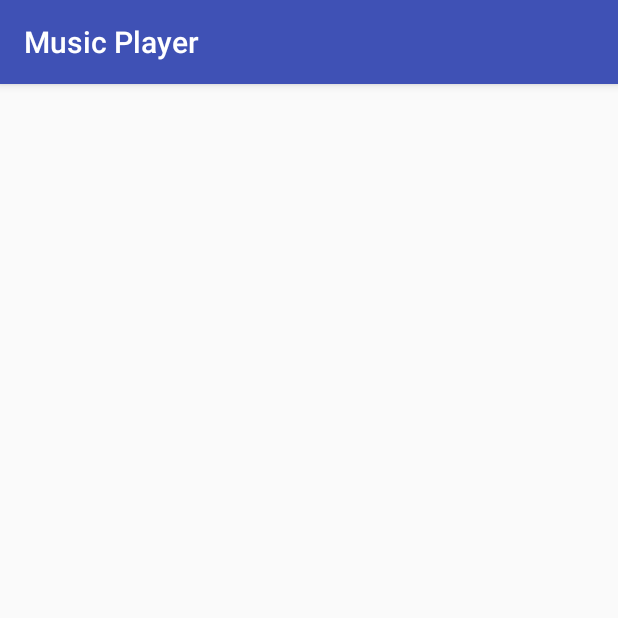
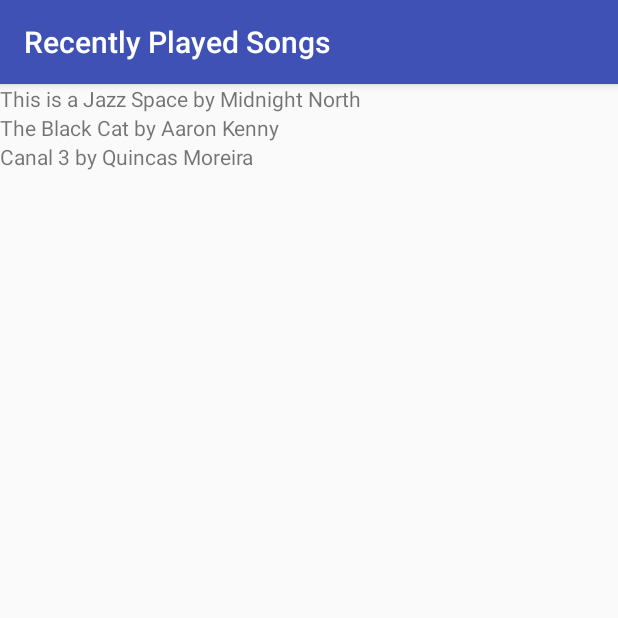
Before and after one commit to MoLeighJackson/MusicPlayer, an Android app: the RecentlyPlayedActivity screen opened directly, with no data from a screen before it, on a phone screen of 412 x 824 dp, the top half of it. Run offline under Robolectric (Android 15) with nearby library versions, the phone set to English and light mode, and no system bars.

Commit message:
Added for loop for recently played songs

```diff
--- a/app/src/main/AndroidManifest.xml
+++ b/app/src/main/AndroidManifest.xml
@@ -19,7 +19,8 @@
         <activity
             android:name=".NowPlayingActivity"
             android:label="Now Playing"></activity>
-        <activity android:name=".RecentlyPlayedActivity"></activity>
+        <activity android:name=".RecentlyPlayedActivity"
+            android:label="@string/recently_played"></activity>
     </application>
 
 </manifest>
--- a/app/src/main/java/com/example/moleigh/musicplayer/RecentlyPlayedActivity.java
+++ b/app/src/main/java/com/example/moleigh/musicplayer/RecentlyPlayedActivity.java
@@ -2,6 +2,10 @@ package com.example.moleigh.musicplayer;
 
 import android.support.v7.app.AppCompatActivity;
 import android.os.Bundle;
+import android.widget.LinearLayout;
+import android.widget.TextView;
+
+import java.util.ArrayList;
 
 public class RecentlyPlayedActivity extends AppCompatActivity {
 
@@ -11,10 +15,18 @@ public class RecentlyPlayedActivity extends AppCompatActivity {
         setContentView(R.layout.activity_recently_played);
 
         //create an array of songs
-        String[] tracks = new String[3];
-        tracks[0] = "This is a Jazz Space by Midnight North";
-        tracks[1] = "The Black Cat by Aaron Kenny";
-        tracks[2] = "Canal 3 by Quincas Moreira";
+        ArrayList<String> tracks = new ArrayList<String>();
+        tracks.add("This is a Jazz Space by Midnight North");
+        tracks.add("The Black Cat by Aaron Kenny");
+        tracks.add("Canal 3 by Quincas Moreira");
 
+        LinearLayout rootView = (LinearLayout) findViewById(R.id.rootView);
+
+        for (int index = 0; index < tracks.size(); index++) {
+
+            TextView trackView = new TextView(this);
+            trackView.setText(tracks.get(index));
+            rootView.addView(trackView);
+        }
     }
 }
--- a/app/src/main/res/layout/activity_recently_played.xml
+++ b/app/src/main/res/layout/activity_recently_played.xml
@@ -1,9 +1,13 @@
 <?xml version="1.0" encoding="utf-8"?>
-<android.support.constraint.ConstraintLayout xmlns:android="http://schemas.android.com/apk/res/android"
+<LinearLayout xmlns:android="http://schemas.android.com/apk/res/android"
     xmlns:app="http://schemas.android.com/apk/res-auto"
     xmlns:tools="http://schemas.android.com/tools"
     android:layout_width="match_parent"
     android:layout_height="match_parent"
+    android:orientation="vertical"
+    android:id="@+id/rootView"
     tools:context=".RecentlyPlayedActivity">
 
-</android.support.constraint.ConstraintLayout>
+
+
+</LinearLayout>
--- a/app/src/main/res/values/strings.xml
+++ b/app/src/main/res/values/strings.xml
@@ -1,3 +1,4 @@
 <resources>
     <string name="app_name">Music Player</string>
+    <string name="recently_played">Recently Played Songs</string>
 </resources>
```
